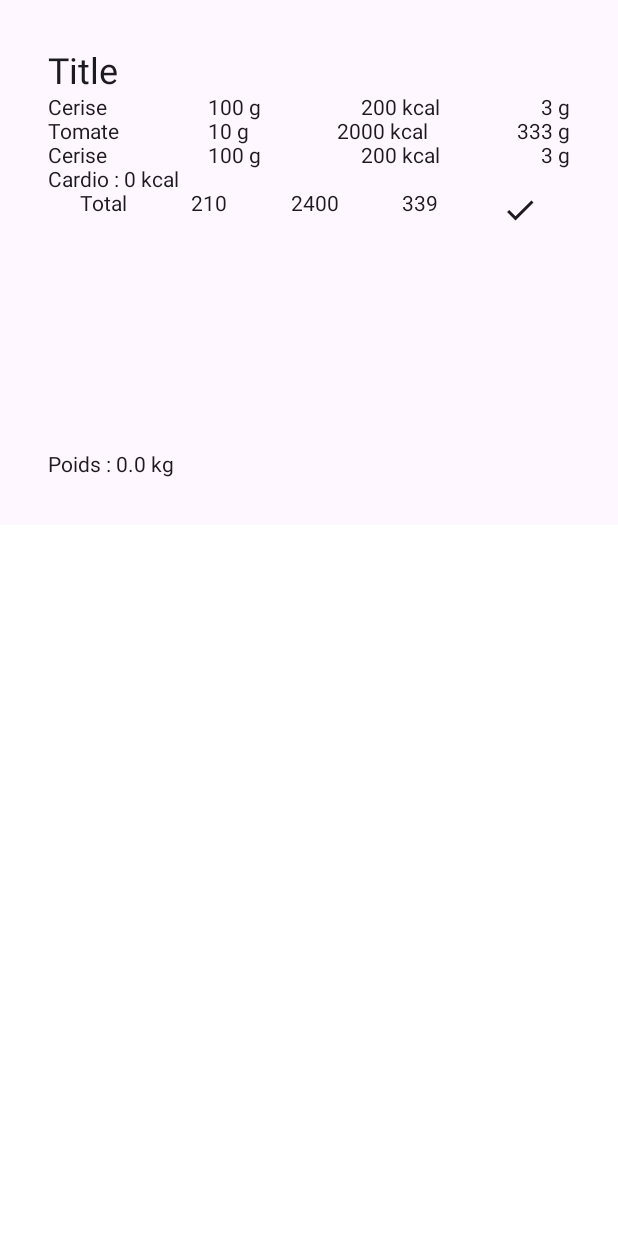
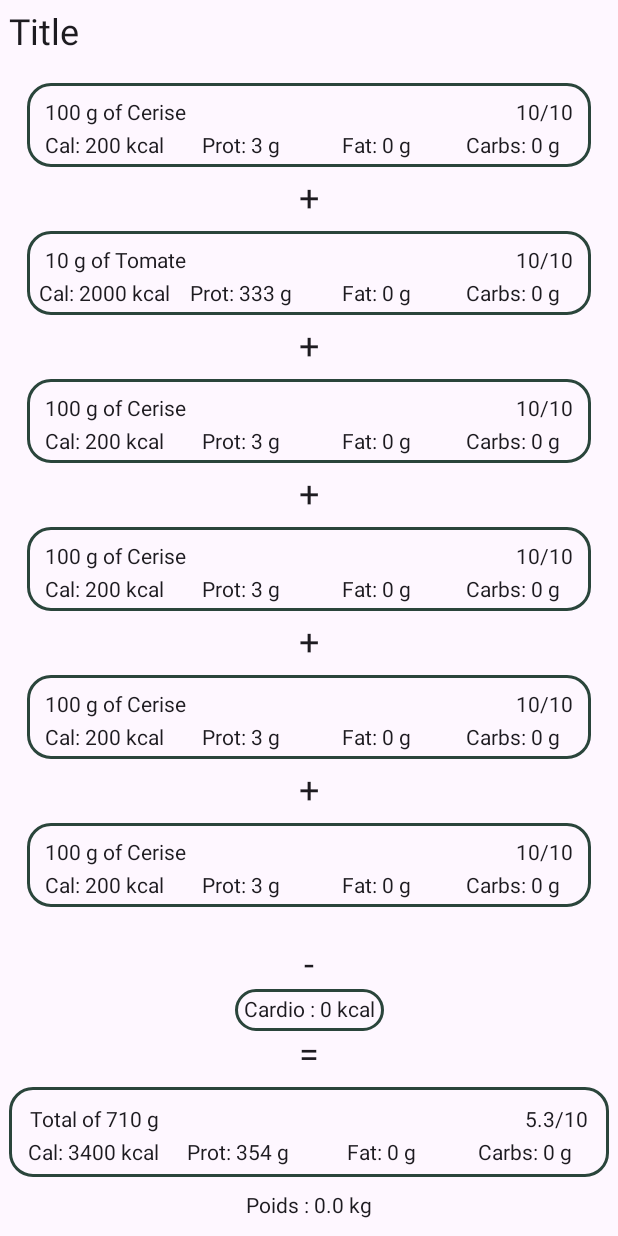
Before and after one commit to Aladinfodpo/NutriSec, an Android app built with Jetpack Compose: the @Preview function EditDayContentPreview, on a phone screen of 412 x 824 dp. Run offline under Robolectric (Android 15) with nearby library versions, the phone set to English and light mode, and no system bars; our stand-ins replace Room's generated code, accompanist.

Commit message:
Enhance day screen

```diff
--- a/app/src/main/java/com/example/android/architecture/blueprints/nutrisecapp/addeditday/AddEditDayScreen.kt
+++ b/app/src/main/java/com/example/android/architecture/blueprints/nutrisecapp/addeditday/AddEditDayScreen.kt
@@ -165,7 +165,7 @@ private fun AddEditDayContent(
             if(editTitle)
                 OutlinedTextField(
                     value = day.title,
-                    modifier = Modifier.fillMaxWidth(),
+                    modifier = Modifier.fillMaxWidth().padding(horizontal = 20.dp),
                     onValueChange = onTitleChanged,
                     placeholder = {
                         Text(
--- a/app/src/main/java/com/example/android/architecture/blueprints/nutrisecapp/daydetail/DayDetailScreen.kt
+++ b/app/src/main/java/com/example/android/architecture/blueprints/nutrisecapp/daydetail/DayDetailScreen.kt
@@ -16,17 +16,21 @@
 
 package com.example.android.architecture.blueprints.nutrisecapp.daydetail
 
+import androidx.compose.foundation.border
 import androidx.compose.foundation.layout.Arrangement
 import androidx.compose.foundation.layout.Column
 import androidx.compose.foundation.layout.Row
 import androidx.compose.foundation.layout.Spacer
+import androidx.compose.foundation.layout.fillMaxHeight
 import androidx.compose.foundation.layout.fillMaxSize
 import androidx.compose.foundation.layout.fillMaxWidth
 import androidx.compose.foundation.layout.height
 import androidx.compose.foundation.layout.padding
 import androidx.compose.foundation.lazy.LazyColumn
 import androidx.compose.foundation.lazy.items
+import androidx.compose.foundation.lazy.itemsIndexed
 import androidx.compose.foundation.rememberScrollState
+import androidx.compose.foundation.shape.RoundedCornerShape
 import androidx.compose.foundation.text.KeyboardOptions
 import androidx.compose.foundation.verticalScroll
 import androidx.compose.material.icons.Icons
@@ -50,7 +54,9 @@ import androidx.compose.runtime.LaunchedEffect
 import androidx.compose.runtime.getValue
 import androidx.compose.runtime.mutableStateOf
 import androidx.compose.runtime.remember
+import androidx.compose.ui.Alignment
 import androidx.compose.ui.Modifier
+import androidx.compose.ui.graphics.Color
 import androidx.compose.ui.res.dimensionResource
 import androidx.compose.ui.res.stringResource
 import androidx.compose.ui.text.input.KeyboardType
@@ -63,6 +69,7 @@ import com.example.android.architecture.blueprints.nutrisecapp.R
 import com.example.android.architecture.blueprints.nutrisecapp.data.Food
 import com.example.android.architecture.blueprints.nutrisecapp.data.Day
 import com.example.android.architecture.blueprints.nutrisecapp.util.DayDetailTopAppBar
+import com.example.android.architecture.blueprints.nutrisecapp.util.primaryDarkColor
 
 @Composable
 fun DayDetailScreen(
@@ -124,40 +131,87 @@ private fun EditDayContent(
         horizontal = dimensionResource(id = R.dimen.horizontal_margin),
         vertical = dimensionResource(id = R.dimen.vertical_margin),
     )
-    val commonModifier = modifier
-        .fillMaxWidth()
-        .then(screenPadding)
 
     if (day != null) {
-            LazyColumn(modifier = commonModifier
-                .padding(all = dimensionResource(id = R.dimen.horizontal_margin))) {
-                item{
-                    Text(text = day.title, style = MaterialTheme.typography.headlineSmall)
+            Column(modifier = modifier
+                .fillMaxSize().padding(6.dp)){
+                Text(text = day.title, style = MaterialTheme.typography.headlineSmall)
+                LazyColumn(modifier = Modifier
+                    .fillMaxWidth()
+                    .weight(2.9F)
+                    .padding(start = 12.dp, end = 12.dp, top = 12.dp)) {
+
+                    itemsIndexed(day.foods) { i, food ->
+
+                        Column(modifier = Modifier.padding(vertical = 5.dp).border(2.dp, primaryDarkColor, shape = RoundedCornerShape(16.dp)).padding(6.dp)) {
+                            Row(
+                                modifier = Modifier.fillMaxWidth().padding(6.dp),
+                                horizontalArrangement = Arrangement.SpaceBetween
+                            ) {
+                                Text(food.quantity.toString() + " g of " + food.name, textAlign = TextAlign.Center)
+                                Row (horizontalArrangement = Arrangement.End) {
+                                    Text(
+                                        food.getNutriScoreString() + "/10",
+                                        textAlign = TextAlign.Center
+                                    )
+                                }
+
+                            }
+                            Row(
+                                modifier = Modifier.fillMaxWidth(),
+                                horizontalArrangement = Arrangement.SpaceBetween
+                            ) {
+                                Text("Cal: "   + food.calories.toString() + " kcal", textAlign = TextAlign.Center, modifier = Modifier.weight(0.25f))
+                                Text("Prot: "  + food.protein.toString()     + " g", textAlign = TextAlign.Center, modifier = Modifier.weight(0.25f))
+                                Text("Fat: "   + food.fat.toString()         + " g", textAlign = TextAlign.Center, modifier = Modifier.weight(0.25f))
+                                Text("Carbs: " + food.glucide.toString()     + " g", textAlign = TextAlign.Center, modifier = Modifier.weight(0.25f))
+                            }
+                        }
+
+                        Row(modifier = Modifier.fillMaxWidth(), horizontalArrangement = Arrangement.SpaceAround) {
+                            if(i != day.foods.size-1)
+                                Text("+", style = MaterialTheme.typography.headlineSmall )
+                        }
+                    }
+
                 }
-                items(day.foods) { food ->
-                    Row(modifier = Modifier.fillMaxWidth(),
-                        horizontalArrangement = Arrangement.SpaceBetween){
-                        Text(food.name, textAlign = TextAlign.Center)
-                        Text(food.quantity.toString() +" g", textAlign = TextAlign.Center)
-                        Text(food.calories.toString() + " kcal", textAlign = TextAlign.Center)
-                        Text(food.protein.toString()+" g", textAlign = TextAlign.Center)
+
+                Column(modifier = Modifier.fillMaxHeight().weight(1.0F), verticalArrangement = Arrangement.Bottom, horizontalAlignment = Alignment.CenterHorizontally){
+
+                Text("-", style = MaterialTheme.typography.headlineSmall )
+                Text("Cardio : " + day.calCardio.toString() + " kcal", modifier = Modifier.border(2.dp, primaryDarkColor, shape = RoundedCornerShape(16.dp)).padding(6.dp))
+                Text("=", style = MaterialTheme.typography.headlineSmall )
+
+                val meal = Food.getMeal(day.foods)
+                Column(modifier = Modifier.padding(vertical = 5.dp).border(2.dp, primaryDarkColor, shape = RoundedCornerShape(16.dp)).padding(8.dp)) {
+                    Row(
+                        modifier = Modifier.fillMaxWidth().padding(6.dp),
+                        horizontalArrangement = Arrangement.SpaceBetween
+                    ) {
+                        Text("Total of " + meal.quantity.toString() + " g", textAlign = TextAlign.Center)
+                        Row (horizontalArrangement = Arrangement.End) {
+                            Text(
+                                meal.getNutriScoreString() + "/10",
+                                textAlign = TextAlign.Center
+                            )
+                        }
+
+                    }
+                    Row(
+                        modifier = Modifier.fillMaxWidth(),
+                        horizontalArrangement = Arrangement.SpaceBetween
+                    ) {
+                        Text("Cal: "   + meal.calories.toString() + " kcal", textAlign = TextAlign.Center, modifier = Modifier.weight(0.25f))
+                        Text("Prot: "  + meal.protein.toString()     + " g", textAlign = TextAlign.Center, modifier = Modifier.weight(0.25f))
+                        Text("Fat: "   + meal.fat.toString()         + " g", textAlign = TextAlign.Center, modifier = Modifier.weight(0.25f))
+                        Text("Carbs: " + meal.glucide.toString()     + " g", textAlign = TextAlign.Center, modifier = Modifier.weight(0.25f))
                     }
                 }
-                item{
-                    Text("Cardio : " +day.calCardio.toString()+" kcal")
-                    Row(modifier = Modifier.fillMaxWidth(),
-                        horizontalArrangement = Arrangement.SpaceAround){
-                        Text("Total")
-                        Text(day.foods.sumOf { it.quantity }.toString())
-                        Text(day.getCalDay.toString())
-                        Text(day.foods.sumOf { it.protein  }.toString())
-                        Icon(if (day.isBad) Icons.Filled.Error else Icons.Filled.Done, "Day done")
-                    }
+
+                Text("Poids : " +day.weight.toString()+" kg", modifier = Modifier.padding(6.dp))
                 }
-                item{
-                    Spacer(Modifier.height(150.dp))
-                    Text("Poids : " +day.weight.toString()+" kg")
-                }
+
+
             }
 
     }
@@ -176,7 +230,7 @@ private fun EditDayContentPreview() {
                 description = "Description",
                 isCompleted = false,
                 id = 1,
-                foods = mutableListOf(Food("Cerise",100, 200, 3), Food("Tomate",10, 2000, 333), Food("Cerise",100, 200, 3))
+                foods = mutableListOf(Food("Cerise",100, 200, 3), Food("Tomate",10, 2000, 333), Food("Cerise",100, 200, 3), Food("Cerise",100, 200, 3), Food("Cerise",100, 200, 3), Food("Cerise",100, 200, 3), Food("Cerise",100, 200, 3), Food("Cerise",100, 200, 3))
             ),
             onDayCheck = { }
         )
--- a/app/src/main/res/values/strings.xml
+++ b/app/src/main/res/values/strings.xml
@@ -15,7 +15,7 @@
      limitations under the License.
 -->
 <resources>
-    <string name="version">1.0.9</string>
+    <string name="version">1.1.0</string>
     <string name="app_name">NutriSec</string>
     <string name="add_day">New Day</string>
     <string name="edit_day">Edit Day</string>
```
